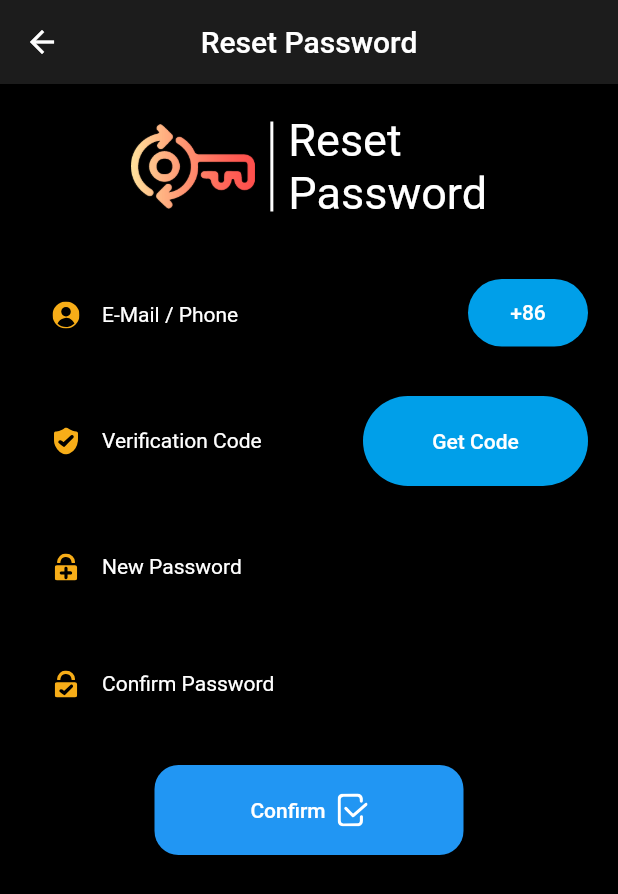
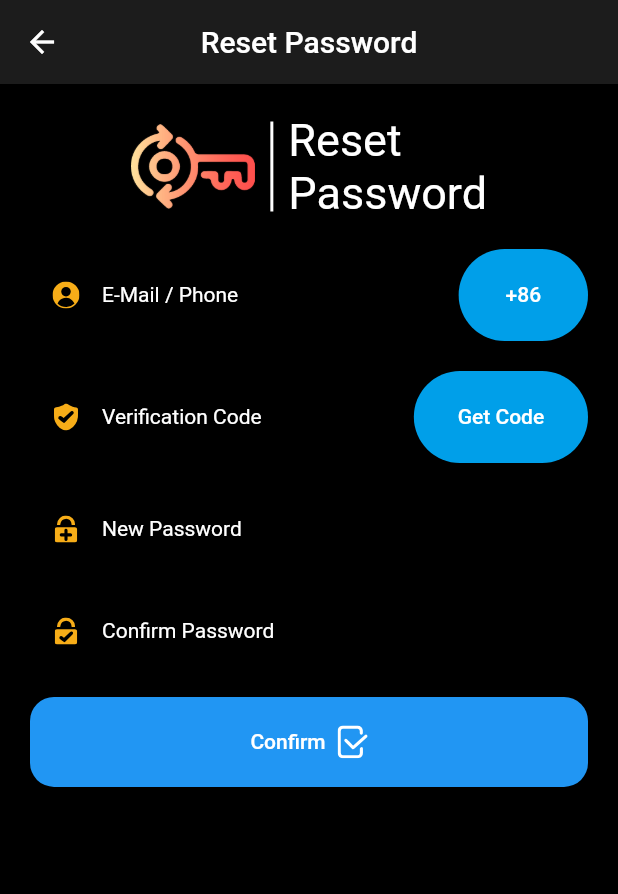
Before and after one commit to zzdota/owon_pct513, a Flutter app: the ForgotPage screen opened directly, on a phone screen of 412 x 824 dp. Shown: the top 894 px of the screen. Run offline on Flutter 3.47's test engine with Material 2 defaults, Android fonts, the phone set to English and light mode, and no system bars; our stand-ins replace connectivity, cookie_jar, dio, flutter_easyrefresh, flutter_screenutil, flutter_slidable and 6 more; missing offline and left inert: common_utils, dart:ffi, mqtt_client; accounts and stored records are empty; project files that could hold a hidden picture were left out.

Commit message:
1:增加loading

```diff
--- a/lib/owon_pages/login_pages/forgot_page.dart
+++ b/lib/owon_pages/login_pages/forgot_page.dart
@@ -97,34 +97,31 @@ class _ForgotPageState extends State<ForgotPage> {
                 OwonHeader.header(context, OwonPic.loginResetPswHeader,
                     S.of(context).reset_psw_reset,
                     width: 250,
-//                height: 50,
                     subTitle: S.of(context).reset_psw_password),
-                SizedBox(
-                  height: 20.0,
-                ),
                 Container(
                   margin: EdgeInsets.only(left: 20.0, right: 20.0, top: 20),
-                  child: Stack(
+                  child: Row(
+                    mainAxisAlignment: MainAxisAlignment.spaceBetween,
                     children: <Widget>[
                       OwonTextField.textField(
                           context,
                           _useController,
                           S.of(context).global_hint_user,
-                          OwonPic.loginUsernameIcon),
-                      _isShowCodeBtn == true
-                          ? Positioned(
-                              right: 0,
-                              child: OwonVerify.button(context, _countryCode,
-                                  onPressed: _setPhoneCountryCode,
-                                  width: 80.0,
-                                  height: 45.0),
-                            )
+                          OwonPic.loginUsernameIcon,
+                          width: _isShowCodeBtn
+                              ? ScreenUtil().setWidth(800)
+                              : double.infinity),
+                      _isShowCodeBtn
+                          ? OwonVerify.button(context, _countryCode,
+                              onPressed: _setPhoneCountryCode,
+                              width: ScreenUtil().setWidth(260),
+                              height: ScreenUtil().setHeight(200))
                           : Container(height: 0.0, width: 0.0),
                     ],
                   ),
                 ),
                 Container(
-                  margin: EdgeInsets.only(left: 20, right: 20, top: 30),
+                  margin: EdgeInsets.only(left: 20, right: 20, top: 20),
                   child: Row(
                     mainAxisAlignment: MainAxisAlignment.spaceBetween,
                     children: <Widget>[
@@ -133,7 +130,7 @@ class _ForgotPageState extends State<ForgotPage> {
                           _verifyController,
                           S.of(context).global_hint_verify_code,
                           OwonPic.loginVerifyCodeIcon,
-                          width: 220),
+                          width: ScreenUtil().setWidth(750)),
                       OwonVerify.button(
                           context,
                           _countdownTime > 0
@@ -141,12 +138,14 @@ class _ForgotPageState extends State<ForgotPage> {
                                   '$_countdownTime' +
                                   S.of(context).global_verify_code_remaining2
                               : S.of(context).global_get_verify_code,
-                          onPressed: _getVerifyCode,),
+                          onPressed: _getVerifyCode,
+                          width: ScreenUtil().setWidth(350),
+                          height: ScreenUtil().setHeight(200)),
                     ],
                   ),
                 ),
                 Container(
-                  margin: EdgeInsets.only(left: 20.0, right: 20.0, top: 30),
+                  margin: EdgeInsets.only(left: 20.0, right: 20.0, top: 20),
                   child: OwonTextField.textField(
                       context,
                       _newPwdController,
@@ -154,7 +153,7 @@ class _ForgotPageState extends State<ForgotPage> {
                       OwonPic.loginNewPswIcon),
                 ),
                 Container(
-                  margin: EdgeInsets.only(left: 20.0, right: 20.0, top: 30),
+                  margin: EdgeInsets.only(left: 20.0, right: 20.0, top: 20),
                   child: OwonTextField.textField(
                       context,
                       _confirmPwdController,
@@ -162,9 +161,9 @@ class _ForgotPageState extends State<ForgotPage> {
                       OwonPic.loginConfirmPswIcon),
                 ),
                 Container(
-                  width:ScreenUtil.getInstance().setWidth(1242/2),
+                  width: double.infinity,
                   height: 60.0,
-                  margin: EdgeInsets.only(left: 20.0, right: 20.0, top: 30.0),
+                  margin: EdgeInsets.only(left: 20.0, right: 20.0, top: 20.0),
                   child: OwonTextIconButton.icon(
                       onPressed: _confirm,
                       shape: RoundedRectangleBorder(
--- a/res/values/strings_en.arb
+++ b/res/values/strings_en.arb
@@ -35,6 +35,7 @@
   "login_wrong_psw": "Wrong password",
   "login_retry_time_alert": " Account will be locked after attempt",
   "login_lock_account": "The account has been locked\n Please wait for the account to unlock and try again",
+  "login_no_network": "当前没有网络",
 
   "reset_psw_title": "Reset Password",
   "reset_psw_reset": "Reset",
--- a/res/values/strings_zh.arb
+++ b/res/values/strings_zh.arb
@@ -28,6 +28,7 @@
   "login_privacy2": "隐私条例",
   "login_username_null": "请输入用户名",
   "login_password_less_six_digits": "密码不得小于6位",
+  "login_no_network": "当前没有网络",
 
   "reset_psw_title": "重置密码",
   "reset_psw_reset": "重置",
```
Also changed, not shown: lib/owon_pages/login_pages/login_page.dart (+19 -7 lines), lib/owon_utils/owon_loading.dart (+8 -3 lines), lib/generated/i18n.dart.
